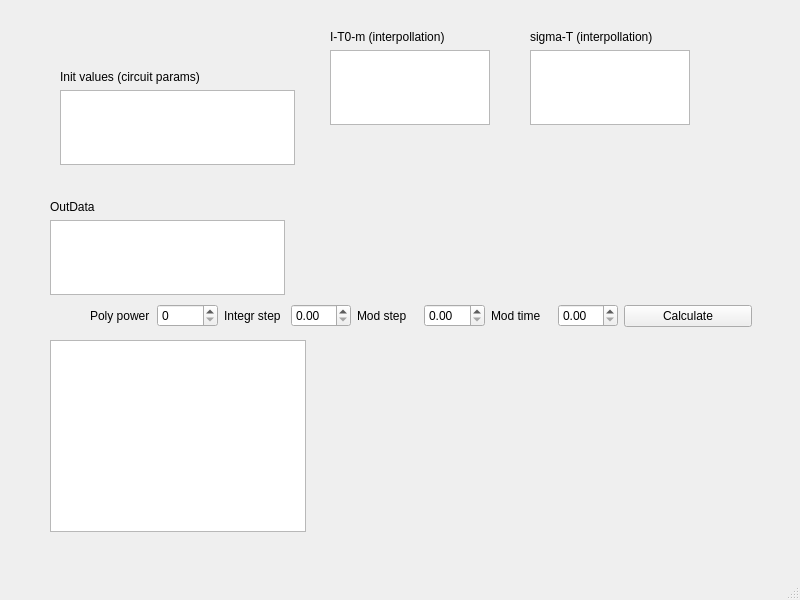
Before: the Qt Designer form ModGrad/lw2_ODE_RungeAll/mod_lw2_QtGUI/mainwindow.ui in kirpitcheq/CalcAlgs_Mod_Grad, drawn with Qt 5.
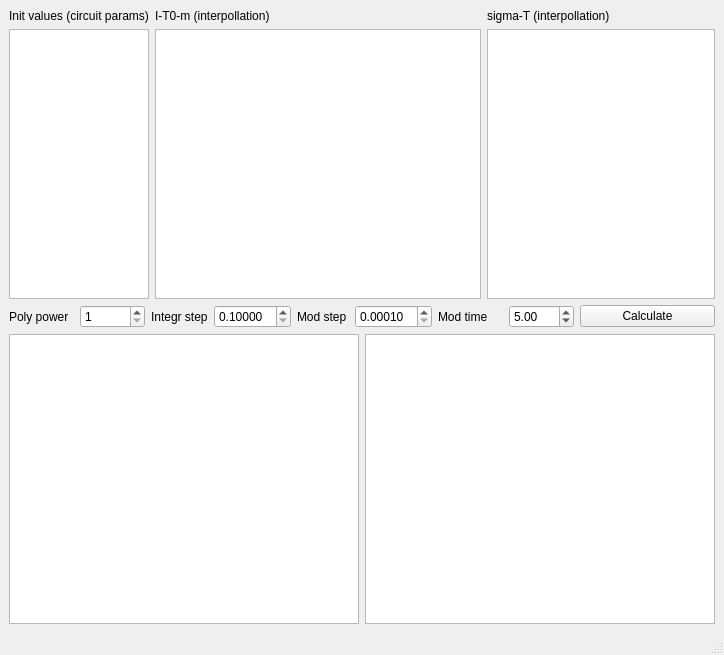
After: the same form once the commit is applied. Custom widgets are drawn as their Qt base class.

Commit message: [mod_lw2]set ui,add op[] qmodel, init logic, debugging, fix integr loop, fix wrong with alpha int without double

Patch:
```diff
--- a/ModGrad/lw2_ODE_RungeAll/mod_lw2_QtGUI/mainwindow.ui
+++ b/ModGrad/lw2_ODE_RungeAll/mod_lw2_QtGUI/mainwindow.ui
@@ -6,23 +6,18 @@
    <rect>
     <x>0</x>
     <y>0</y>
-    <width>800</width>
-    <height>600</height>
+    <width>724</width>
+    <height>655</height>
    </rect>
   </property>
   <property name="windowTitle">
    <string>MainWindow</string>
   </property>
   <widget class="QWidget" name="centralwidget">
-   <widget class="QWidget" name="verticalLayoutWidget">
-    <property name="geometry">
-     <rect>
-      <x>60</x>
-      <y>70</y>
-      <width>235</width>
-      <height>95</height>
-     </rect>
-    </property>
+   <layout class="QVBoxLayout" name="verticalLayout_5">
+    <item>
+     <layout class="QHBoxLayout" name="horizontalLayout_7" stretch="1,10,7">
+      <item>
     <layout class="QVBoxLayout" name="verticalLayout">
      <item>
       <widget class="QLabel" name="label">
@@ -35,16 +30,8 @@
       <widget class="QTableView" name="tableV_InitVals"/>
      </item>
     </layout>
-   </widget>
-   <widget class="QWidget" name="verticalLayoutWidget_2">
-    <property name="geometry">
-     <rect>
-      <x>330</x>
-      <y>30</y>
-      <width>160</width>
-      <height>95</height>
-     </rect>
-    </property>
+      </item>
+      <item>
     <layout class="QVBoxLayout" name="verticalLayout_2">
      <item>
       <widget class="QLabel" name="label_2">
@@ -57,16 +44,8 @@
       <widget class="QTableView" name="tableV_I_T0_m"/>
      </item>
     </layout>
-   </widget>
-   <widget class="QWidget" name="verticalLayoutWidget_3">
-    <property name="geometry">
-     <rect>
-      <x>530</x>
-      <y>30</y>
-      <width>160</width>
-      <height>95</height>
-     </rect>
-    </property>
+      </item>
+      <item>
     <layout class="QVBoxLayout" name="verticalLayout_3">
      <item>
       <widget class="QLabel" name="label_3">
@@ -79,48 +58,10 @@
       <widget class="QTableView" name="tableV_Sigma_T"/>
      </item>
     </layout>
-   </widget>
-   <widget class="QWidget" name="verticalLayoutWidget_4">
-    <property name="geometry">
-     <rect>
-      <x>50</x>
-      <y>200</y>
-      <width>235</width>
-      <height>95</height>
-     </rect>
-    </property>
-    <layout class="QVBoxLayout" name="verticalLayout_4">
-     <item>
-      <widget class="QLabel" name="label_4">
-       <property name="text">
-        <string>OutData</string>
-       </property>
-      </widget>
-     </item>
-     <item>
-      <widget class="QTableView" name="tableV_OutData"/>
-     </item>
-    </layout>
-   </widget>
-   <widget class="QGraphicsView" name="graphicsView">
-    <property name="geometry">
-     <rect>
-      <x>50</x>
-      <y>340</y>
-      <width>256</width>
-      <height>192</height>
-     </rect>
-    </property>
-   </widget>
-   <widget class="QWidget" name="">
-    <property name="geometry">
-     <rect>
-      <x>90</x>
-      <y>300</y>
-      <width>662</width>
-      <height>32</height>
-     </rect>
-    </property>
+      </item>
+     </layout>
+    </item>
+    <item>
     <layout class="QHBoxLayout" name="horizontalLayout_6">
      <item>
       <layout class="QHBoxLayout" name="horizontalLayout_2">
@@ -132,7 +73,11 @@
         </widget>
        </item>
        <item>
-        <widget class="QSpinBox" name="spinBox"/>
+         <widget class="QSpinBox" name="polypowSpin">
+          <property name="minimum">
+           <number>1</number>
+          </property>
+         </widget>
        </item>
       </layout>
      </item>
@@ -146,7 +91,17 @@
         </widget>
        </item>
        <item>
-        <widget class="QDoubleSpinBox" name="doubleSpinBox_2"/>
+         <widget class="QDoubleSpinBox" name="integstepSpin">
+          <property name="decimals">
+           <number>5</number>
+          </property>
+          <property name="minimum">
+           <double>0.100000000000000</double>
+          </property>
+          <property name="singleStep">
+           <double>0.100000000000000</double>
+          </property>
+         </widget>
        </item>
       </layout>
      </item>
@@ -160,7 +115,17 @@
         </widget>
        </item>
        <item>
-        <widget class="QDoubleSpinBox" name="doubleSpinBox_3"/>
+         <widget class="QDoubleSpinBox" name="modstepSpin">
+          <property name="decimals">
+           <number>5</number>
+          </property>
+          <property name="minimum">
+           <double>0.000100000000000</double>
+          </property>
+          <property name="singleStep">
+           <double>0.100000000000000</double>
+          </property>
+         </widget>
        </item>
       </layout>
      </item>
@@ -174,7 +139,14 @@
         </widget>
        </item>
        <item>
-        <widget class="QDoubleSpinBox" name="doubleSpinBox_4"/>
+         <widget class="QDoubleSpinBox" name="modtimeSpin">
+          <property name="minimum">
+           <double>0.010000000000000</double>
+          </property>
+          <property name="value">
+           <double>5.000000000000000</double>
+          </property>
+         </widget>
        </item>
       </layout>
      </item>
@@ -186,7 +158,18 @@
       </widget>
      </item>
     </layout>
-   </widget>
+    </item>
+    <item>
+     <layout class="QHBoxLayout" name="horizontalLayout">
+      <item>
+       <widget class="QTableView" name="tableV_OutData"/>
+      </item>
+      <item>
+       <widget class="QChartView" name="graphicsView"/>
+      </item>
+     </layout>
+    </item>
+   </layout>
   </widget>
   <widget class="QMenuBar" name="menubar">
    <property name="geometry">
@@ -200,6 +183,13 @@
   </widget>
   <widget class="QStatusBar" name="statusbar"/>
  </widget>
+ <customwidgets>
+  <customwidget>
+   <class>QChartView</class>
+   <extends>QGraphicsView</extends>
+   <header>QtCharts</header>
+  </customwidget>
+ </customwidgets>
  <resources/>
  <connections/>
 </ui>
```
Left out of the diff: 2 changed lines with no effect on the pictures. Lines whose indentation alone changed are shown as unchanged. The commit also changes 7 other files.
